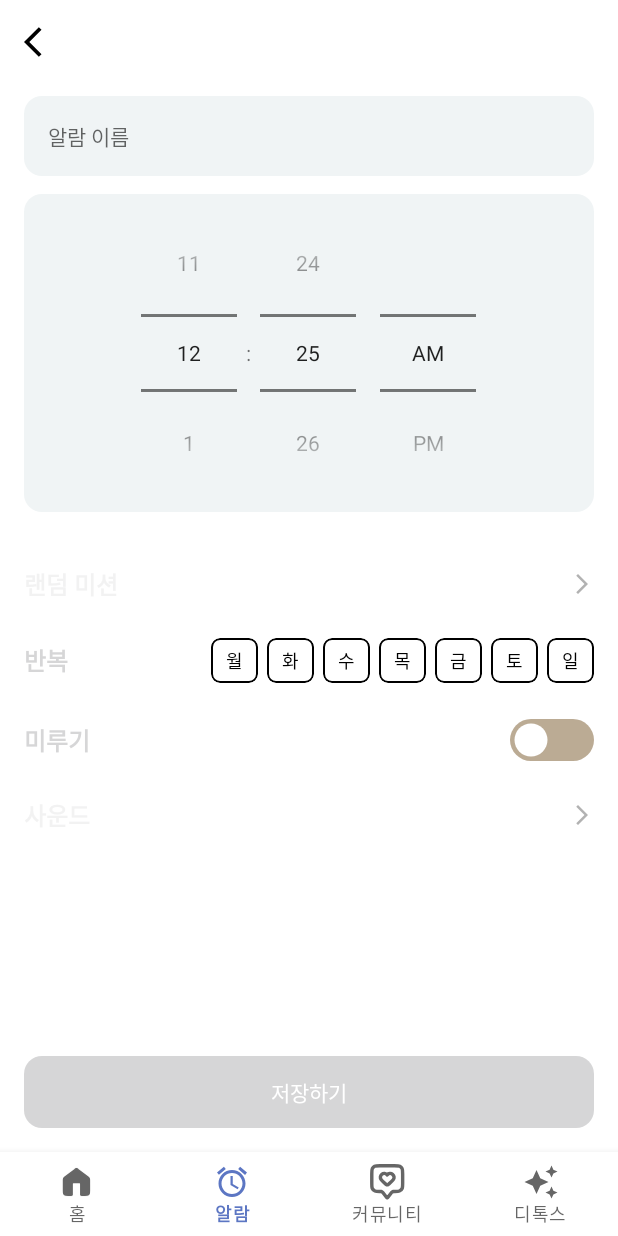
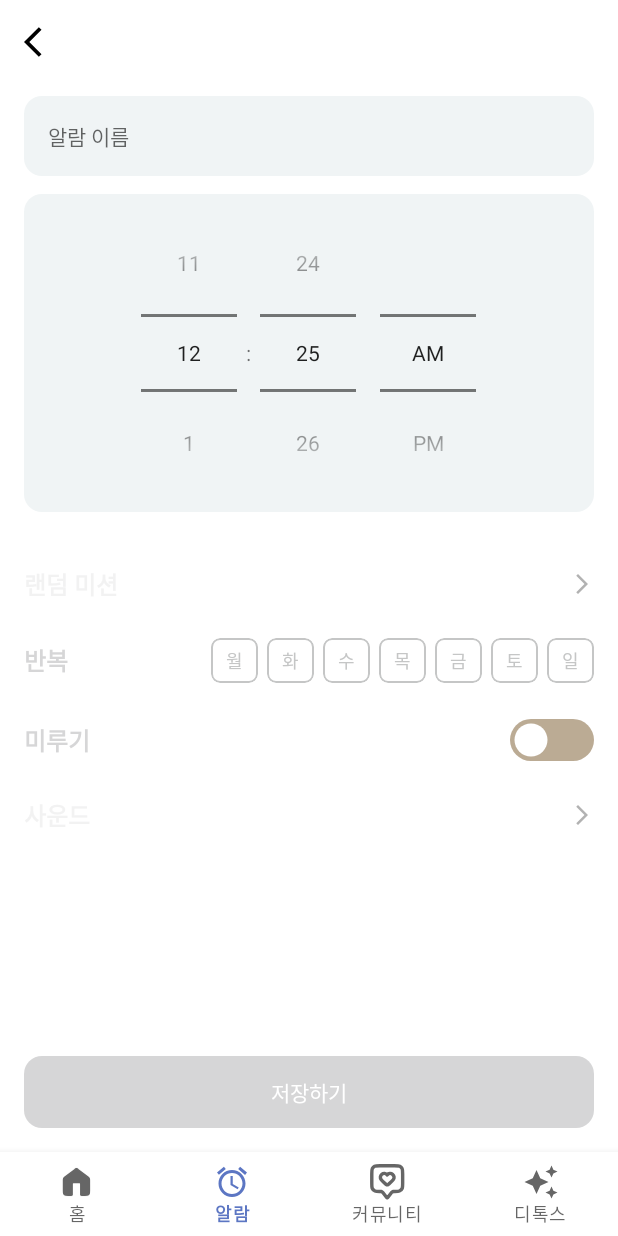
Before and after one commit to Seeds-kr/LifeMaster-FE-Kotlin, an Android app: the AlarmSettingFragment screen opened through its navigation route, on a phone screen of 412 x 824 dp. Run offline under Robolectric (Android 15) with nearby library versions, the phone set to English and light mode, and no system bars; 1 statement that could not run was skipped.

Commit message:
[feat] 알람 반복 요일 클릭 상태 ui 구분하기 - selecter 이용 - 클릭 리스너에서 isSelected 상태 변경 - 색상만 바꾸는 경우 res>drawable 이 아닌 res>color 에 파일을 생성하는게 적합함 - 자식 뷰(TextView) 는 부모 뷰(CardView) 의 isSelected 상태를 따라감

```diff
--- a/app/src/main/java/com/example/lifemaster/presentation/group/fragment/AlarmSettingFragment.kt
+++ b/app/src/main/java/com/example/lifemaster/presentation/group/fragment/AlarmSettingFragment.kt
@@ -2,7 +2,6 @@ package com.example.lifemaster.presentation.group.fragment
 
 import android.os.Build
 import android.os.Bundle
-import android.util.Log
 import android.view.View
 import android.widget.Toast
 import androidx.annotation.RequiresApi
@@ -27,12 +26,12 @@ class AlarmSettingFragment : Fragment(R.layout.fragment_alarm_setting) {
     override fun onViewCreated(view: View, savedInstanceState: Bundle?) {
         super.onViewCreated(view, savedInstanceState)
         binding = FragmentAlarmSettingBinding.bind(view)
-        setupViews()
-        setupListeners()
-        setupObservers()
+        initViews()
+        initListeners()
+        initObservers()
     }
 
-    private fun setupViews() {
+    private fun initViews() {
         binding.apply {
             layoutSwitch.widget.setOnCheckedChangeListener { _, isChecked ->
                 if (isChecked) {
@@ -64,8 +63,8 @@ class AlarmSettingFragment : Fragment(R.layout.fragment_alarm_setting) {
     }
 
     @RequiresApi(Build.VERSION_CODES.S)
-    private fun setupListeners() {
-        binding.apply {
+    private fun initListeners() {
+        with(binding) {
             ivBack.setOnClickListener {
                 findNavController().navigate(R.id.action_alarmSettingFragment_to_alarmListFragment)
             }
@@ -74,7 +73,6 @@ class AlarmSettingFragment : Fragment(R.layout.fragment_alarm_setting) {
                 dialog.isCancelable = false
                 dialog.show(childFragmentManager, SelectTimeDialog.TAG)
             }
-
             btnSave.setOnClickListener {
                 val alarmTitle = etAlarmName.text.toString() // 알람 이름
                 val amPm = if (timePicker.hour in 0..11) "AM" else "PM"
@@ -113,11 +111,20 @@ class AlarmSettingFragment : Fragment(R.layout.fragment_alarm_setting) {
                     findNavController().navigate(R.id.action_alarmSettingFragment_to_alarmListFragment)
                 }
             }
-
+            val dayLayouts = listOf(
+                layoutMonday,
+                layoutTuesday,
+                layoutWednesday,
+                layoutThursday,
+                layoutFriday,
+                layoutSaturday,
+                layoutSunday
+            )
+            dayLayouts.forEach { it.cardview.setOnClickListener { it.isSelected = !it.isSelected } }
         }
     }
 
-    private fun setupObservers() {
+    private fun initObservers() {
         alarmViewModel.delayMinutesAndCount.observe(viewLifecycleOwner) {
             binding.tvDelayMinutes.text = "${it.first}"
             binding.tvDelayCounts.text = "${it.second}"
--- /dev/null
+++ b/app/src/main/res/color/selector_alarm_repeat_day.xml
@@ -0,0 +1,5 @@
+<?xml version="1.0" encoding="utf-8"?>
+<selector xmlns:android="http://schemas.android.com/apk/res/android">
+    <item android:color="@color/black" android:state_selected="true"/>
+    <item android:color="#C5C6C6" android:state_selected="false"/>
+</selector>
--- a/app/src/main/res/layout/layout_alarm_repeat_day.xml
+++ b/app/src/main/res/layout/layout_alarm_repeat_day.xml
@@ -5,6 +5,7 @@
     android:layout_height="wrap_content"
     android:layout_marginLeft="6dp">
     <com.google.android.material.card.MaterialCardView
+        android:id="@+id/cardview"
         android:layout_width="wrap_content"
         android:layout_height="wrap_content"
         app:contentPaddingLeft="10dp"
@@ -13,7 +14,7 @@
         app:contentPaddingBottom="6dp"
         app:cardCornerRadius="6dp"
         app:cardElevation="0dp"
-        app:strokeColor="@color/black"
+        app:strokeColor="@color/selector_alarm_repeat_day"
         app:strokeWidth="1dp">
         <TextView
             android:id="@+id/tv_day_type"
@@ -21,6 +22,6 @@
             android:layout_height="wrap_content"
             android:text="월"
             android:textSize="12sp"
-            android:textColor="@color/black"/>
+            android:textColor="@color/selector_alarm_repeat_day"/>
     </com.google.android.material.card.MaterialCardView>
 </LinearLayout>
```
